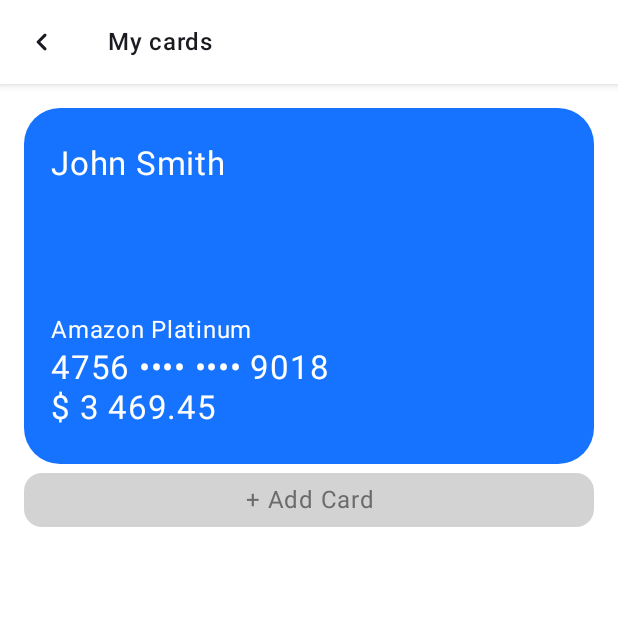
After one commit to doniyorziyod/bank, an Android app built with Jetpack Compose: the MyCardView screen opened through its navigation route, on a phone screen of 412 x 824 dp, the top half of it. The commit adds this screen. Run offline under Robolectric (Android 15) with nearby library versions, the phone set to English and light mode, and no system bars; our stand-ins replace Dagger/Hilt's generated code.

Commit message:
my card start

```diff
--- a/app/src/main/java/uz/ictschool/bank/navigation/AppNavigationHost.kt
+++ b/app/src/main/java/uz/ictschool/bank/navigation/AppNavigationHost.kt
@@ -2,23 +2,24 @@ package uz.ictschool.bank.navigation
 
 import androidx.compose.runtime.Composable
 import androidx.hilt.navigation.compose.hiltViewModel
-import androidx.navigation.NavController
-import androidx.navigation.NavGraph
 import androidx.navigation.NavHostController
 import androidx.navigation.compose.NavHost
 import androidx.navigation.compose.composable
 import uz.ictschool.bank.screens.addCard.AddCardView
 import uz.ictschool.bank.screens.home.HomeView
-import uz.ictschool.bank.screens.home.HomeViewModel
+import uz.ictschool.bank.screens.myCard.MyCardView
 
 @Composable
 fun AppNavigationHost(navController: NavHostController){
     NavHost(navController = navController, startDestination = Screen.Home.route){
         composable(Screen.Home.route){
-            HomeView(hiltViewModel())
+            HomeView(hiltViewModel(), navController)
         }
         composable(Screen.AddCard.route){
             AddCardView(vm = hiltViewModel())
         }
+        composable(Screen.MyCard.route){
+            MyCardView(vm = hiltViewModel(), navController)
+        }
     }
 }
--- a/app/src/main/java/uz/ictschool/bank/navigation/Screen.kt
+++ b/app/src/main/java/uz/ictschool/bank/navigation/Screen.kt
@@ -7,5 +7,7 @@ sealed class Screen(val route:String) {
     data object Splash:Screen("splash")
     data object SignIn:Screen("sign_in")
     data object SignUp:Screen("sign_up")
+    data object MyCard:Screen("my_card")
+
 
 }
--- a/app/src/main/java/uz/ictschool/bank/screens/home/HomeView.kt
+++ b/app/src/main/java/uz/ictschool/bank/screens/home/HomeView.kt
@@ -25,35 +25,32 @@ import androidx.compose.material.icons.rounded.DateRange
 import androidx.compose.material.icons.rounded.Email
 import androidx.compose.material.icons.rounded.Face
 import androidx.compose.material.icons.rounded.Home
-import androidx.compose.material.icons.rounded.MailOutline
 import androidx.compose.material.icons.rounded.Notifications
 import androidx.compose.material.icons.rounded.Search
 import androidx.compose.material.icons.rounded.Settings
 import androidx.compose.material3.Card
 import androidx.compose.material3.CardDefaults
+import androidx.compose.material3.ExperimentalMaterial3Api
 import androidx.compose.material3.Icon
 import androidx.compose.material3.IconButton
 import androidx.compose.material3.NavigationBarItem
-import androidx.compose.material3.NavigationBarItemColors
 import androidx.compose.material3.NavigationBarItemDefaults
 import androidx.compose.material3.Text
 import androidx.compose.runtime.Composable
 import androidx.compose.runtime.mutableIntStateOf
-import androidx.compose.runtime.mutableStateOf
 import androidx.compose.runtime.remember
 import androidx.compose.ui.Alignment
 import androidx.compose.ui.Modifier
 import androidx.compose.ui.graphics.Color
 import androidx.compose.ui.graphics.vector.ImageVector
 import androidx.compose.ui.text.style.TextAlign
-import androidx.compose.ui.tooling.preview.Preview
 import androidx.compose.ui.unit.dp
 import androidx.compose.ui.unit.sp
-import javax.inject.Inject
+import androidx.navigation.NavController
+import androidx.navigation.NavHostController
 
-@Preview
 @Composable
-fun HomeView (vm: HomeViewModel) {
+fun HomeView (vm: HomeViewModel, navController: NavHostController) {
     val name = "Push Put"
     Column(
         Modifier
@@ -88,7 +85,7 @@ fun HomeView (vm: HomeViewModel) {
                 Color.White
             )
         ) {
-            HomeContent()
+            HomeContent(vm, navController)
         }
         val selected = remember {
             mutableIntStateOf(0)
@@ -160,8 +157,10 @@ fun HomeView (vm: HomeViewModel) {
 }
 
 @Composable
-fun HomeContent() {
-    CardView()
+fun HomeContent(vm: HomeViewModel, navController: NavController) {
+    Column (Modifier.padding(16.dp)){
+        MyCardView(onClick = {vm.onCardClicked(navController)})
+    }
     Services()
 }
 
@@ -211,13 +210,14 @@ fun ServiceItem(service: Service) {
 
 data class Service(val name: String, val imageVector: ImageVector, val color: Color)
 
+@OptIn(ExperimentalMaterial3Api::class)
 @Composable
-fun CardView() {
+fun MyCardView(onClick:() -> Unit) {
     Card(
         modifier = Modifier
             .fillMaxWidth()
-            .aspectRatio(1.6f)
-            .padding(18.dp),
+            .aspectRatio(1.6f),
+        onClick = onClick,
         colors = CardDefaults.cardColors(Color(0xFF1573FF)), shape = RoundedCornerShape(24.dp)
     ) {
         Column(
--- a/app/src/main/java/uz/ictschool/bank/screens/home/HomeViewModel.kt
+++ b/app/src/main/java/uz/ictschool/bank/screens/home/HomeViewModel.kt
@@ -1,10 +1,14 @@
 package uz.ictschool.bank.screens.home
 
 import androidx.lifecycle.ViewModel
-import androidx.navigation.NavHostController
+import androidx.navigation.NavController
 import dagger.hilt.android.lifecycle.HiltViewModel
+import uz.ictschool.bank.navigation.Screen
 import javax.inject.Inject
 
 @HiltViewModel
 class HomeViewModel @Inject constructor(private val model: HomeModel):ViewModel() {
+    fun onCardClicked(navController: NavController) {
+        navController.navigate(Screen.MyCard.route)
+    }
 }
--- /dev/null
+++ b/app/src/main/java/uz/ictschool/bank/screens/myCard/MyCardModel.kt
@@ -0,0 +1,7 @@
+package uz.ictschool.bank.screens.myCard
+
+import uz.ictschool.bank.networking.ApiService
+import javax.inject.Inject
+
+class MyCardModel @Inject constructor(val apiService: ApiService) {
+}
--- /dev/null
+++ b/app/src/main/java/uz/ictschool/bank/screens/myCard/MyCardView.kt
@@ -0,0 +1,61 @@
+package uz.ictschool.bank.screens.myCard
+
+import androidx.compose.foundation.layout.Column
+import androidx.compose.foundation.layout.Spacer
+import androidx.compose.foundation.layout.fillMaxWidth
+import androidx.compose.foundation.layout.height
+import androidx.compose.foundation.layout.padding
+import androidx.compose.material.IconButton
+import androidx.compose.material.Scaffold
+import androidx.compose.material.TopAppBar
+import androidx.compose.material.icons.Icons
+import androidx.compose.material.icons.rounded.KeyboardArrowLeft
+import androidx.compose.material3.Card
+import androidx.compose.material3.CardDefaults
+import androidx.compose.material3.ExperimentalMaterial3Api
+import androidx.compose.material3.Icon
+import androidx.compose.material3.Text
+import androidx.compose.runtime.Composable
+import androidx.compose.ui.Modifier
+import androidx.compose.ui.graphics.Color
+import androidx.compose.ui.text.font.FontWeight
+import androidx.compose.ui.text.style.TextAlign
+import androidx.compose.ui.unit.dp
+import androidx.navigation.NavController
+import androidx.navigation.NavHostController
+import uz.ictschool.bank.screens.home.MyCardView
+
+@Composable
+fun MyCardView(vm: MyCardViewModel, navController: NavHostController) {
+    Scaffold(topBar = { TopBar(vm, navController) }) {
+        Column(Modifier.padding(top = it.calculateTopPadding(), start = 16.dp, end = 16.dp)) {
+            Spacer(modifier = Modifier.height(16.dp))
+            MyCardView(onClick = {})
+            AddCardButton(onclick = {vm.backButtonClick(navController)})
+        }
+    }
+}
+
+@OptIn(ExperimentalMaterial3Api::class)
+@Composable
+fun AddCardButton(onclick: () -> Unit) {
+    Card(modifier = Modifier.fillMaxWidth(), colors = CardDefaults.cardColors(Color(0xFFD3D3D3)), onClick = onclick) {
+        Text(
+            text = "+ Add Card",
+            color = Color(0xFF6B6B6B),
+            modifier = Modifier
+                .padding(vertical = 6.dp)
+                .fillMaxWidth(),
+            textAlign = TextAlign.Center
+        )
+    }
+}
+
+@Composable
+fun TopBar(vm: MyCardViewModel, navController: NavController) {
+    TopAppBar(title = { Text(text = "My cards", fontWeight = FontWeight.W500) }, navigationIcon = {
+        IconButton(onClick = { vm.backButtonClick(navController) }) {
+            Icon(Icons.Rounded.KeyboardArrowLeft, contentDescription = "")
+        }
+    }, backgroundColor = Color.White, contentColor = Color(0xFF121212))
+}
--- /dev/null
+++ b/app/src/main/java/uz/ictschool/bank/screens/myCard/MyCardViewModel.kt
@@ -0,0 +1,16 @@
+package uz.ictschool.bank.screens.myCard
+
+import androidx.lifecycle.ViewModel
+import androidx.navigation.NavController
+import androidx.navigation.NavHostController
+import dagger.hilt.android.lifecycle.HiltViewModel
+import uz.ictschool.bank.navigation.Screen
+import javax.inject.Inject
+
+@HiltViewModel
+class MyCardViewModel @Inject constructor(val model: MyCardModel) : ViewModel() {
+    fun backButtonClick(navController: NavController) {
+        navController.navigate(Screen.AddCard.route)
+    }
+
+}
```
